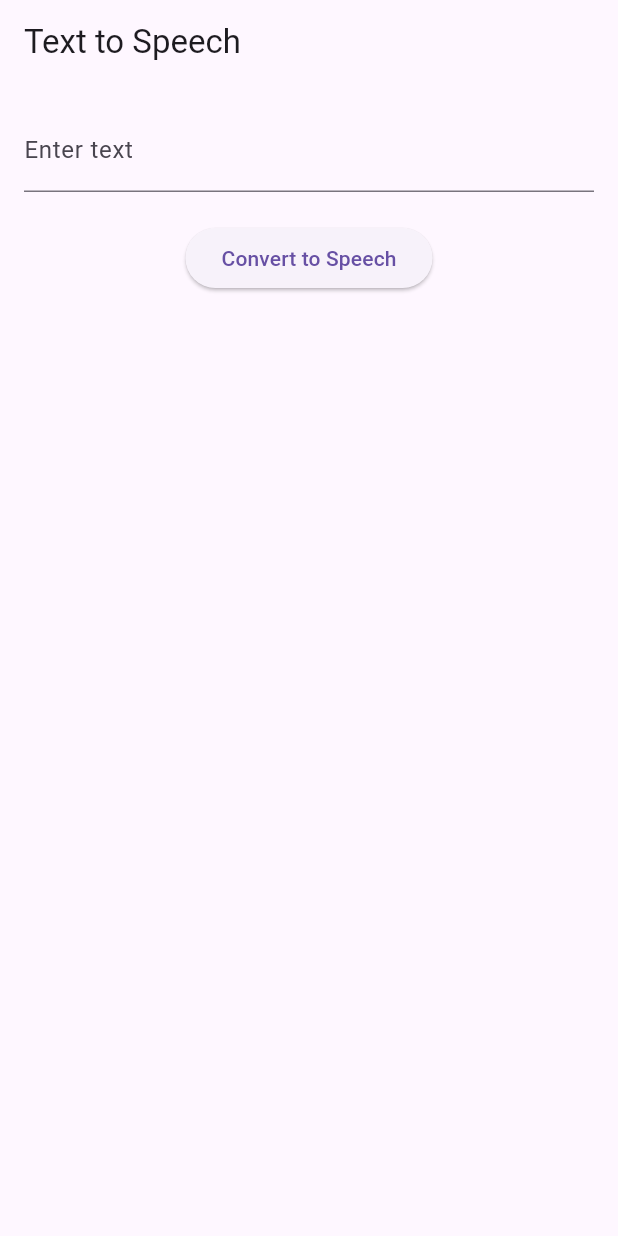
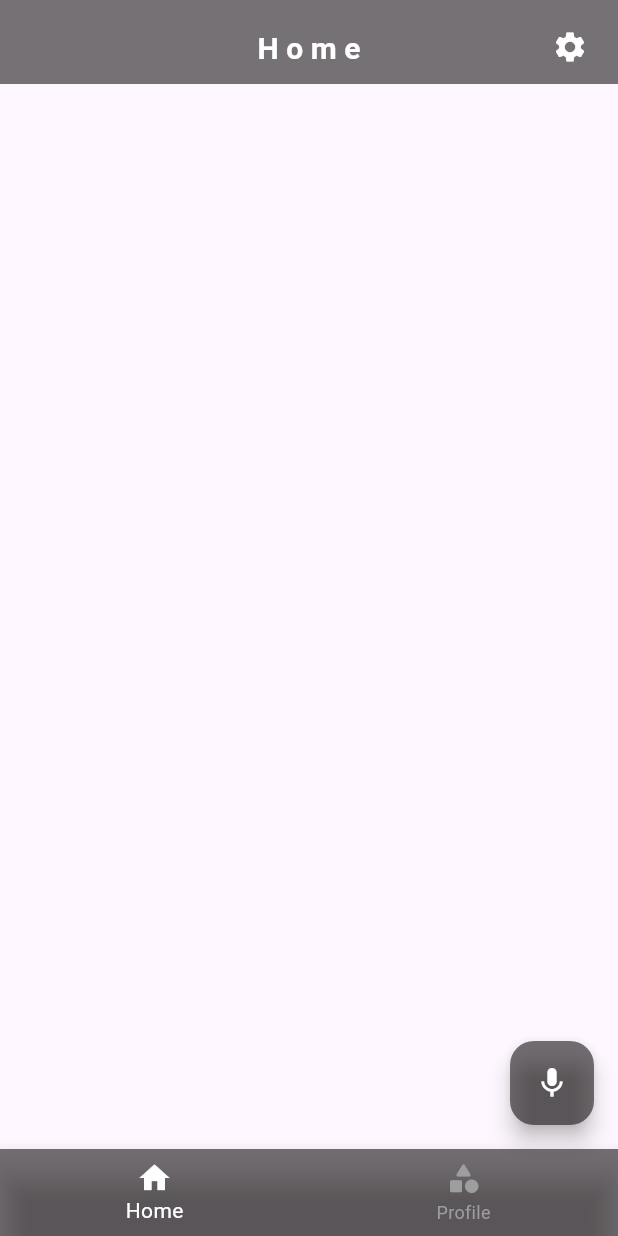
Before and after one commit to mbcabalos/Komunika, a Flutter app: the screen it shows after launch, on a phone screen of 412 x 824 dp. Run offline on Flutter 3.47's test engine with Material 3 defaults, Android fonts, the phone set to English and light mode, and no system bars; our stand-ins replace just_audio.

Commit message:
Added a bottom nav, home page, setting page and fix the autoplay speech in flutter

```diff
--- a/mobile_flutter/lib/main.dart
+++ b/mobile_flutter/lib/main.dart
@@ -1,94 +1,20 @@
-import 'dart:io';
 import 'package:flutter/material.dart';
-import 'package:http/http.dart' as http;
-import 'package:http/io_client.dart';
-import 'package:path_provider/path_provider.dart';  // Required to get the file path in your device
-import 'package:just_audio/just_audio.dart';  // Add the just_audio package
+import 'package:komunika/screens/bottom_nav_screen/botton_nav_page.dart';
 
 void main() {
   WidgetsFlutterBinding.ensureInitialized();  // Ensure proper initialization
-  runApp(MyApp());
+  runApp(const MyApp());
 }
 
 class MyApp extends StatelessWidget {
+  const MyApp({super.key});
+
   @override
   Widget build(BuildContext context) {
-    return MaterialApp(
-      home: TextToSpeechScreen(),
+    return const MaterialApp(
+      debugShowCheckedModeBanner: false,
+      title: 'Komunika',
+      home: BottomNavPage(),
     );
   }
 }
-
-class TextToSpeechScreen extends StatefulWidget {
-  @override
-  _TextToSpeechScreenState createState() => _TextToSpeechScreenState();
-}
-
-class _TextToSpeechScreenState extends State<TextToSpeechScreen> {
-  final TextEditingController _textController = TextEditingController();
-
-  Future<void> sendTextToSpeech(String text) async {
-    try {
-      // Create an HttpClient with the SSL certificate verification disabled
-      final ioClient = HttpClient();
-      ioClient.badCertificateCallback =
-          (X509Certificate cert, String host, int port) => true;
-      final client = IOClient(ioClient);
-
-      final response = await client.post(
-        // Uri.parse('https://127.0.0.1:5000/api/text-to-speech'),
-        Uri.parse('https://192.168.1.133:5000/api/text-to-speech'),
-        headers: {HttpHeaders.contentTypeHeader: 'application/json'},
-        body: '{"text": "$text"}',
-      );
-
-      if (response.statusCode == 200) {
-        // final tempDir = await getTemporaryDirectory();
-        // final filePath = '${tempDir.path}/output.mp3';
-        // final file = File(filePath);
-        final directory = await getExternalStorageDirectory();
-        final downloadDir = Directory('${directory?.parent.path}/Download'); // Get Download directory
-        await downloadDir.create(recursive: true); // Create directory if it doesn't exist
-
-        final filePath = '${downloadDir.path}/output.mp3';
-        final file = File(filePath);
-
-        // Save the file to the Downloads folder
-        await file.writeAsBytes(response.bodyBytes);
-        print('Audio file saved at $filePath');
-
-        // Play the audio after saving it
-        final player = AudioPlayer();
-        await player.setFilePath(filePath);
-        await player.play();
-      } else {
-        print('Error: ${response.body}');
-      }
-    } catch (e) {
-      print('Error: $e');
-    }
-  }
-
-  @override
-  Widget build(BuildContext context) {
-    return Scaffold(
-      appBar: AppBar(title: Text('Text to Speech')),
-      body: Padding(
-        padding: const EdgeInsets.all(16.0),
-        child: Column(
-          children: [
-            TextField(
-              controller: _textController,
-              decoration: InputDecoration(labelText: 'Enter text'),
-            ),
-            SizedBox(height: 20),
-            ElevatedButton(
-              onPressed: () => sendTextToSpeech(_textController.text),
-              child: Text('Convert to Speech'),
-            ),
-          ],
-        ),
-      ),
-    );
-  }
-}
--- /dev/null
+++ b/mobile_flutter/lib/screens/bottom_nav_screen/botton_nav_page.dart
@@ -0,0 +1,50 @@
+
+
+import 'package:flutter/material.dart';
+import 'package:komunika/screens/home_screen/home_page.dart';
+import 'package:komunika/screens/settings_screen/setting_page.dart';
+import 'package:komunika/utils/colors.dart';
+
+class BottomNavPage extends StatefulWidget {
+  const BottomNavPage({super.key});
+
+  @override
+  State<BottomNavPage> createState() => _BottomNavPageState();
+}
+
+class _BottomNavPageState extends State<BottomNavPage> {
+  int _currentPageIndex = 0;
+
+  final List<Widget> _screens = [
+    const HomePage(),
+    const SettingPage(),
+  ];
+  @override
+  Widget build(BuildContext context) {
+    return Scaffold(
+      body: _screens[_currentPageIndex], // Display the selected screen
+      bottomNavigationBar: BottomNavigationBar(
+        backgroundColor: ColorsPalette.black.withOpacity(0.6),
+        selectedItemColor: ColorsPalette.white, // Color for the selected item
+        unselectedItemColor: ColorsPalette.grey, // Color for the unselected items
+        currentIndex: _currentPageIndex,
+        onTap: (index) {
+          setState(() {
+            _currentPageIndex = index; // Update the current index on tap
+          });
+        },
+
+        items: const [
+          BottomNavigationBarItem(
+            icon: Icon(Icons.home),
+            label: 'Home',
+          ),
+          BottomNavigationBarItem(
+            icon: Icon(Icons.category_rounded),
+            label: 'Profile',
+          ),
+        ],
+      ),
+    );
+  }
+}
--- /dev/null
+++ b/mobile_flutter/lib/screens/home_screen/home_page.dart
@@ -0,0 +1,34 @@
+import 'package:flutter/material.dart';
+import 'package:komunika/screens/text_to_speech_screen/tts_page.dart';
+import 'package:komunika/widgets/app_bar.dart';
+import 'package:komunika/utils/colors.dart';
+
+class HomePage extends StatefulWidget {
+  const HomePage({super.key});
+
+  @override
+  State<HomePage> createState() => _HomePageState();
+}
+
+class _HomePageState extends State<HomePage> {
+  @override
+  Widget build(BuildContext context) {
+    return Scaffold(
+      appBar: AppBarWidget(title: 'Home', isBackButton: false, isSettingButton: true),
+      floatingActionButton: FloatingActionButton(
+                backgroundColor: ColorsPalette.black.withOpacity(0.6),
+                onPressed: () {
+                  Navigator.push(
+                    context,
+                    MaterialPageRoute(
+                        builder: (context) => TextToSpeechScreen()),
+                  );
+                },
+                child: const Icon(Icons.mic, color: Colors.white),
+              )
+    );
+  }
+}
+
+class ColorPalette {
+}
--- /dev/null
+++ b/mobile_flutter/lib/utils/colors.dart
@@ -0,0 +1,9 @@
+import 'package:flutter/material.dart';
+
+class ColorsPalette {
+  static const Color black = Color(0xFF1B1717);
+  static const Color white = Color(0xFFFFFFFF);
+  static const Color blue = Colors.blue;
+  static const Color grey = Colors.grey;
+  static const Color amber = Colors.amber;
+}
--- /dev/null
+++ b/mobile_flutter/lib/widgets/app_bar.dart
@@ -0,0 +1,63 @@
+import 'package:flutter/material.dart';
+import 'package:komunika/screens/settings_screen/setting_page.dart';
+import 'package:komunika/utils/colors.dart';
+
+class AppBarWidget extends StatelessWidget implements PreferredSizeWidget {
+  final String title;
+  final bool isBackButton;
+  final bool isSettingButton;
+  const AppBarWidget(
+      {super.key,
+      required this.title,
+      required this.isBackButton,
+      required this.isSettingButton});
+
+  @override
+  Widget build(BuildContext context) {
+    return AppBar(
+      title: Padding(
+        padding: const EdgeInsets.only(top: 7.0),
+        child: Text(
+          title,
+          style: const TextStyle(
+              fontSize: 20, fontWeight: FontWeight.bold, letterSpacing: 5),
+        ),
+      ),
+      backgroundColor: ColorsPalette.black.withOpacity(0.6),
+      foregroundColor: Colors.white,
+      centerTitle: true,
+      automaticallyImplyLeading: isBackButton,
+      leading: isBackButton
+          ? Padding(
+              padding: const EdgeInsets.only(top: 7.0),
+              child: IconButton(
+                icon: const Icon(
+                  Icons.arrow_back_ios_new_rounded,
+                  size: 10,
+                ),
+                onPressed: () {
+                  Navigator.pop(context);
+                },
+              ),
+            )
+          : null,
+      actions: [
+        if (isSettingButton)
+          Padding(
+            padding: const EdgeInsets.only(top: 7.0, right: 8.0),
+            child: IconButton(
+                onPressed: () {
+                  Navigator.push(
+                      context,
+                      MaterialPageRoute(
+                          builder: (context) => const SettingPage()));
+                },
+                icon: const Icon(Icons.settings)),
+          )
+      ],
+    );
+  }
+
+  @override
+  Size get preferredSize => const Size.fromHeight(kToolbarHeight);
+}
```
Also changed, not shown: mobile_flutter/lib/screens/settings_screen/setting_page.dart (added, +19 -0 lines), mobile_flutter/lib/screens/text_to_speech_screen/tts_page.dart (added, +81 -0 lines), mobile_flutter/pubspec.yaml (+12 -3 lines), mobile_flutter/assets/images/ishkolarium.png (added), mobile_flutter/pubspec.lock, 4 other files.
